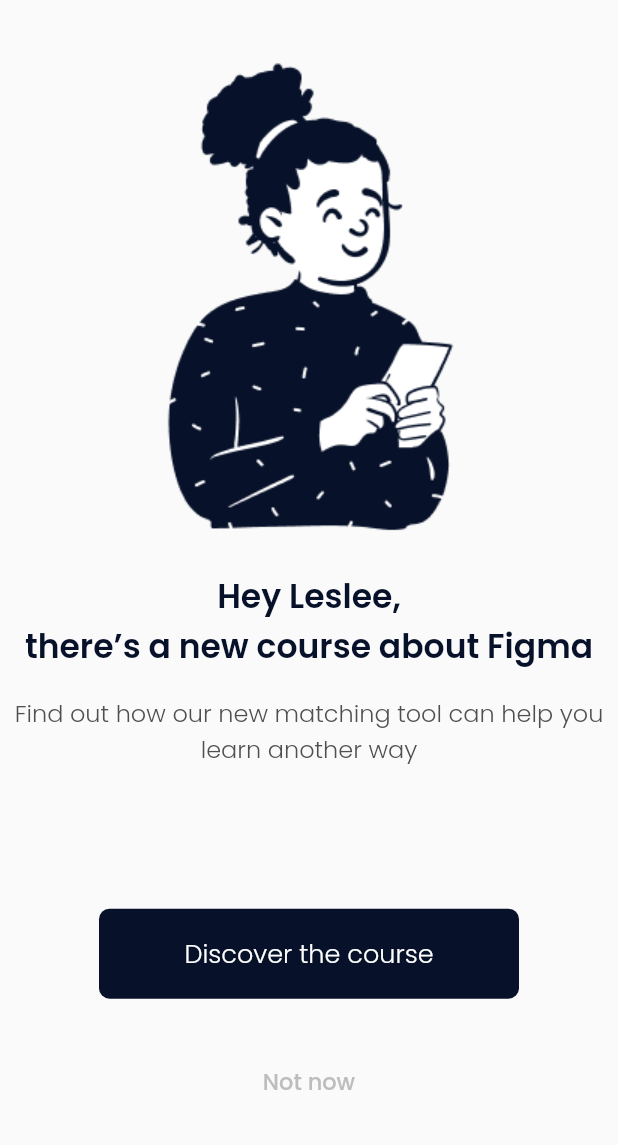
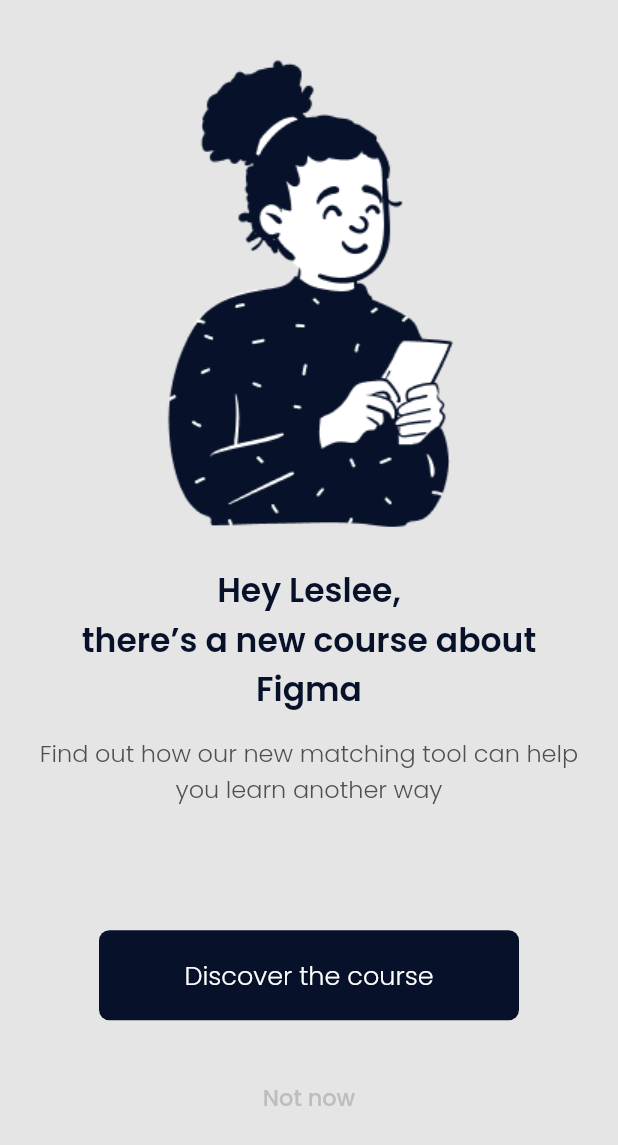
Before and after one commit to marcos-bah/online_courses_app_concept, a Flutter app: the screen it shows after launch, on a phone screen of 412 x 824 dp. Shown: the top 1145 px of the screen. Run offline on Flutter 3.47's test engine with Material 2 defaults, Android fonts, the phone set to English and light mode, and no system bars; our stand-ins replace google_fonts.

Commit message:
update path files

```diff
--- a/lib/app/app_widget.dart
+++ b/lib/app/app_widget.dart
@@ -13,6 +13,7 @@
       title: 'Online Courses App Concept',
       debugShowCheckedModeBanner: false,
       theme: ThemeData(
+        scaffoldBackgroundColor: AppColors.bg,
         primarySwatch: Colors.blue,
         fontFamily: GoogleFonts.poppins().fontFamily,
         primaryColor: AppColors.primary,
--- a/lib/views/home/home_small_view.dart
+++ b/lib/views/home/home_small_view.dart
@@ -22,23 +22,38 @@
             const Spacer(
               flex: 1,
             ),
-            Text(
+            Padding(
+              padding: const EdgeInsets.symmetric(
+                horizontal: 20,
+              ),
+              child: Text(
                 "Hey Leslee,\nthere’s a new course about Figma",
                 style: Theme.of(context).textTheme.headline1,
                 textAlign: TextAlign.center,
               ),
+            ),
             const Spacer(
               flex: 1,
             ),
-            Text(
+            Padding(
+              padding: const EdgeInsets.symmetric(
+                horizontal: 20,
+              ),
+              child: Text(
                 "Find out how our new matching tool can help you learn another way",
                 style: Theme.of(context).textTheme.headline5,
                 textAlign: TextAlign.center,
               ),
+            ),
             const Spacer(
               flex: 6,
             ),
-            const ButtonWidget(text: "Discover the course"),
+            const Padding(
+              padding: EdgeInsets.symmetric(
+                horizontal: 20,
+              ),
+              child: ButtonWidget(text: "Discover the course"),
+            ),
             const Spacer(
               flex: 2,
             ),
--- a/lib/views/utils/button_widget.dart
+++ b/lib/views/utils/button_widget.dart
@@ -23,6 +23,7 @@
         child: Text(
           text,
           style: Theme.of(context).textTheme.headline4,
+          textAlign: TextAlign.center,
         ),
       ),
     );
```
Lines whose indentation alone changed are shown as unchanged.
